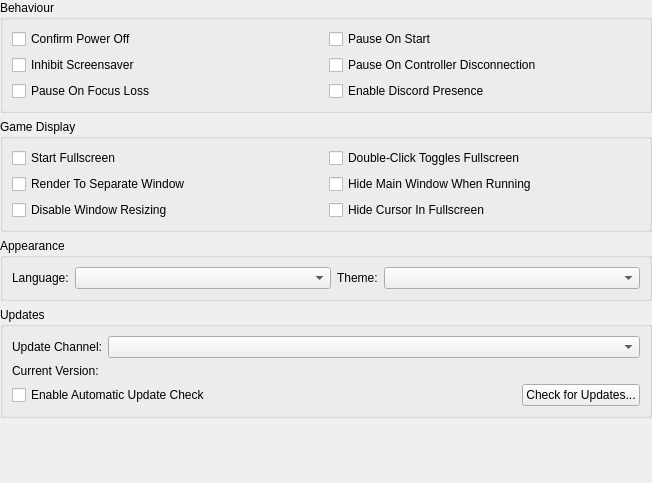
First picture: the form in src/arcadeduck-qt/interfacesettingswidget.ui, repository StillJC/ArcadeDuck, before the edit.
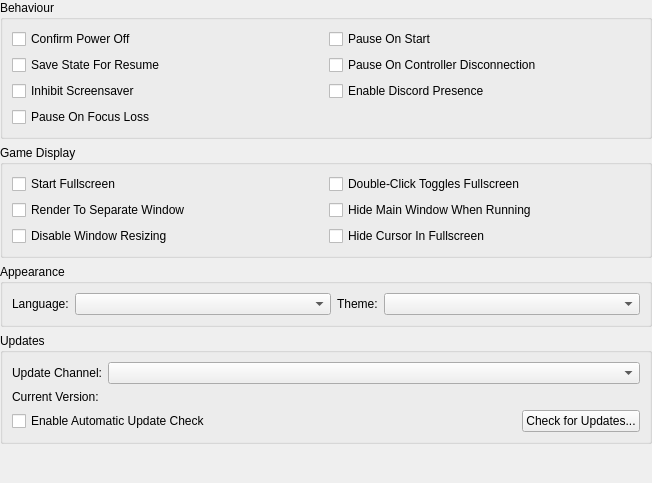
Second picture: the form after the edit.

Commit message: Add resume save setting and disable it by default

What changed in the file:
```diff
--- a/src/arcadeduck-qt/interfacesettingswidget.ui
+++ b/src/arcadeduck-qt/interfacesettingswidget.ui
@@ -51,6 +51,13 @@
        </widget>
       </item>
       <item row="1" column="0">
+       <widget class="QCheckBox" name="saveStateOnExit">
+        <property name="text">
+         <string>Save State For Resume</string>
+        </property>
+       </widget>
+      </item>
+      <item row="2" column="0">
        <widget class="QCheckBox" name="inhibitScreensaver">
         <property name="text">
          <string>Inhibit Screensaver</string>
@@ -64,7 +71,7 @@
         </property>
        </widget>
       </item>
-      <item row="2" column="0">
+      <item row="3" column="0">
        <widget class="QCheckBox" name="pauseOnFocusLoss">
         <property name="text">
          <string>Pause On Focus Loss</string>
```
The commit also changes 3 other files.
